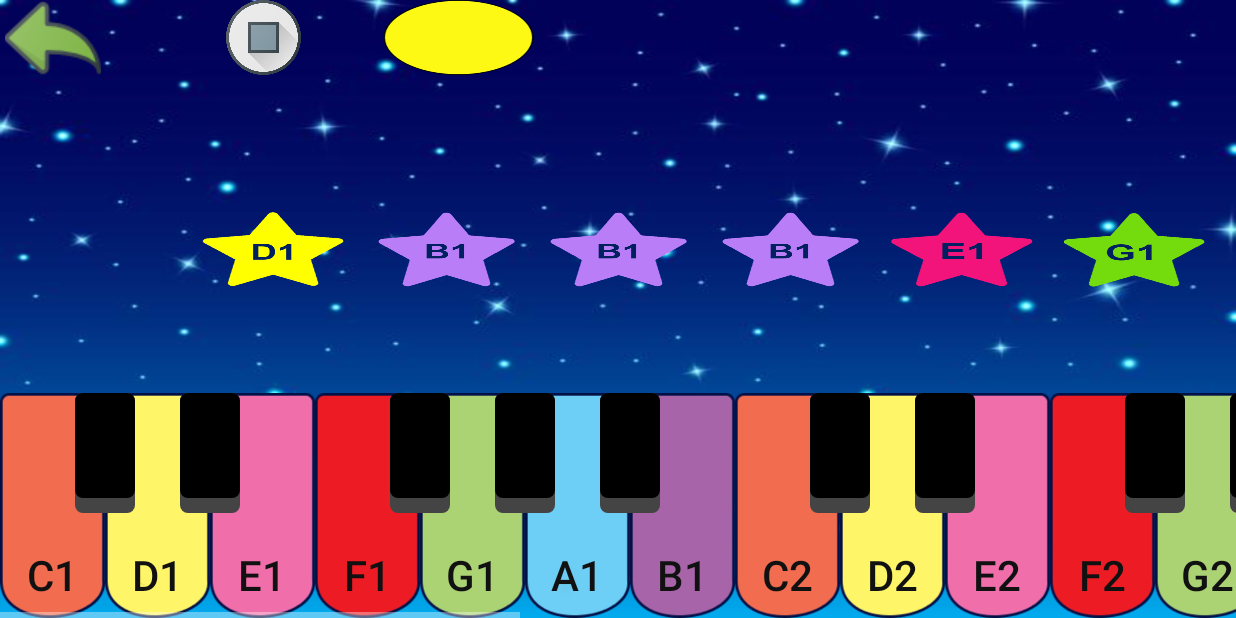
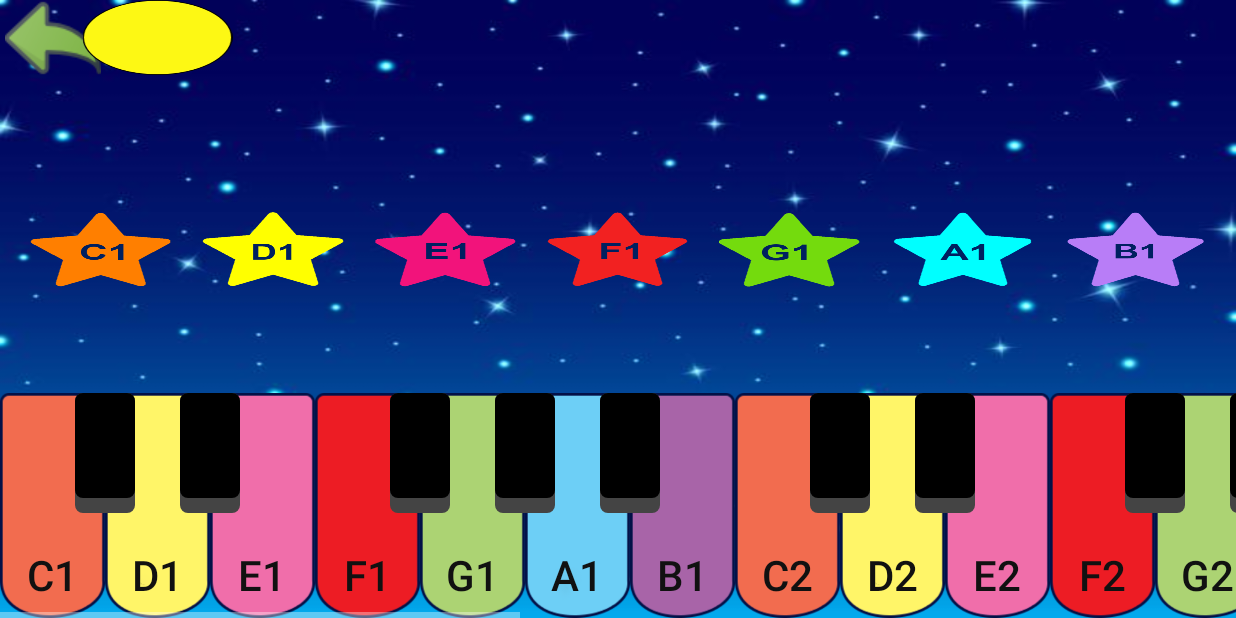
Before and after one commit to linhmiyano99/PianoForKid, an Android app: the InstructionActivity screen opened directly, with no data from a screen before it, on a phone screen of 824 x 412 dp (held sideways). Run offline under Robolectric (Android 15) with nearby library versions, the phone set to English and light mode, and no system bars.

Commit message:
fix
fix item in list song
record in save activity

```diff
--- a/app/src/main/java/com/example/pianoforkid/view/activity/SplashScreenActivity.java
+++ b/app/src/main/java/com/example/pianoforkid/view/activity/SplashScreenActivity.java
@@ -31,8 +31,6 @@ public class SplashScreenActivity extends AppCompatActivity {
         viewModel = new ViewModelProvider(this).get(SongViewModel.class);
 
         new Handler().postDelayed(() -> {
-            song = getSongConCoBeBe();
-            save();
             MainMenuActivity.startActivity(SplashScreenActivity.this);
             finish();
         },SPLASH_TIME_OUT);
--- a/app/src/main/res/layout/activity_instruction.xml
+++ b/app/src/main/res/layout/activity_instruction.xml
@@ -16,16 +16,6 @@
         android:focusable="true"
         android:padding="3dp"
         android:src="@drawable/ic_back" />
-    <ImageButton
-        android:layout_marginStart="@dimen/margin_button"
-        android:id="@+id/button_record"
-        android:layout_width="50dp"
-        android:layout_height="50dp"
-        android:layout_toEndOf="@id/button_back"
-        android:background="@null"
-        android:contentDescription="@string/todo"
-        android:scaleType="fitXY"
-        android:src="@drawable/stop" />
     <ImageView
         android:layout_width="50dp"
         android:layout_height="50dp"
--- a/app/src/main/res/layout/activity_save_music.xml
+++ b/app/src/main/res/layout/activity_save_music.xml
@@ -19,13 +19,13 @@
         app:layout_constraintStart_toStartOf="parent"
         app:layout_constraintTop_toTopOf="parent" />
 
-    <ImageButton
+    <Button
         android:id="@+id/button_record"
         android:layout_marginStart="@dimen/margin_button"
         android:layout_width="50dp"
         android:layout_height="50dp"
         android:layout_toEndOf="@id/button_back"
-        android:background="@null"
+        android:background="@drawable/stop"
         android:contentDescription="@string/todo"
         android:scaleType="fitXY"
         android:src="@drawable/stop" />
--- a/app/src/main/res/layout/song_adapter_item.xml
+++ b/app/src/main/res/layout/song_adapter_item.xml
@@ -3,7 +3,7 @@
     xmlns:android="http://schemas.android.com/apk/res/android"
     xmlns:app="http://schemas.android.com/apk/res-auto"
     android:layout_width="match_parent"
-    android:layout_height="match_parent">
+    android:layout_height="wrap_content">
     <androidx.cardview.widget.CardView
         android:layout_marginTop="@dimen/margin_top_button"
         android:layout_width="match_parent"
```
Also changed, not shown: app/src/main/java/com/example/pianoforkid/view/activity/SaveMusicActivity.java (+8 -5 lines), app/src/main/res/layout/activity_play_music_with_instruction.xml (+0 -11 lines).
